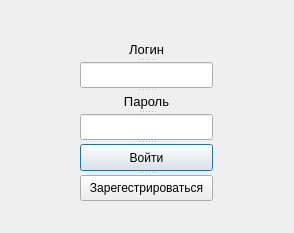
Above: Teatr/login.ui from Shnayder102/teatr before the change. Below: the same form after it.
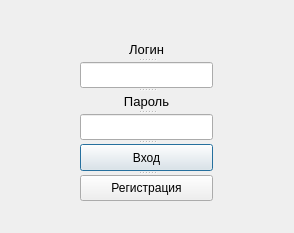
That is the form after the change.

Patch:
```diff
--- a/Teatr/login.ui
+++ b/Teatr/login.ui
@@ -59,12 +59,12 @@
    <widget class="QLineEdit" name="lineEdit_2"/>
    <widget class="QPushButton" name="pushButton">
     <property name="text">
-     <string>Войти</string>
+     <string>Вход</string>
     </property>
    </widget>
    <widget class="QPushButton" name="pushButton_2">
     <property name="text">
-     <string>Зарегестрироваться</string>
+     <string>Регистрация</string>
     </property>
    </widget>
   </widget>
```
